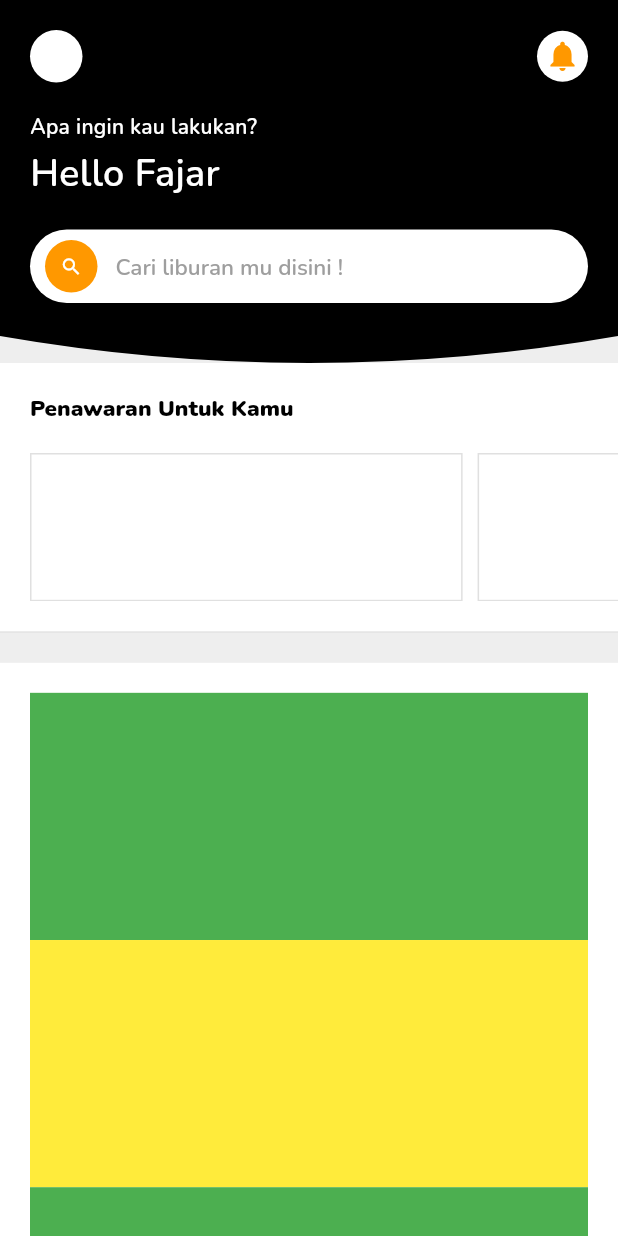
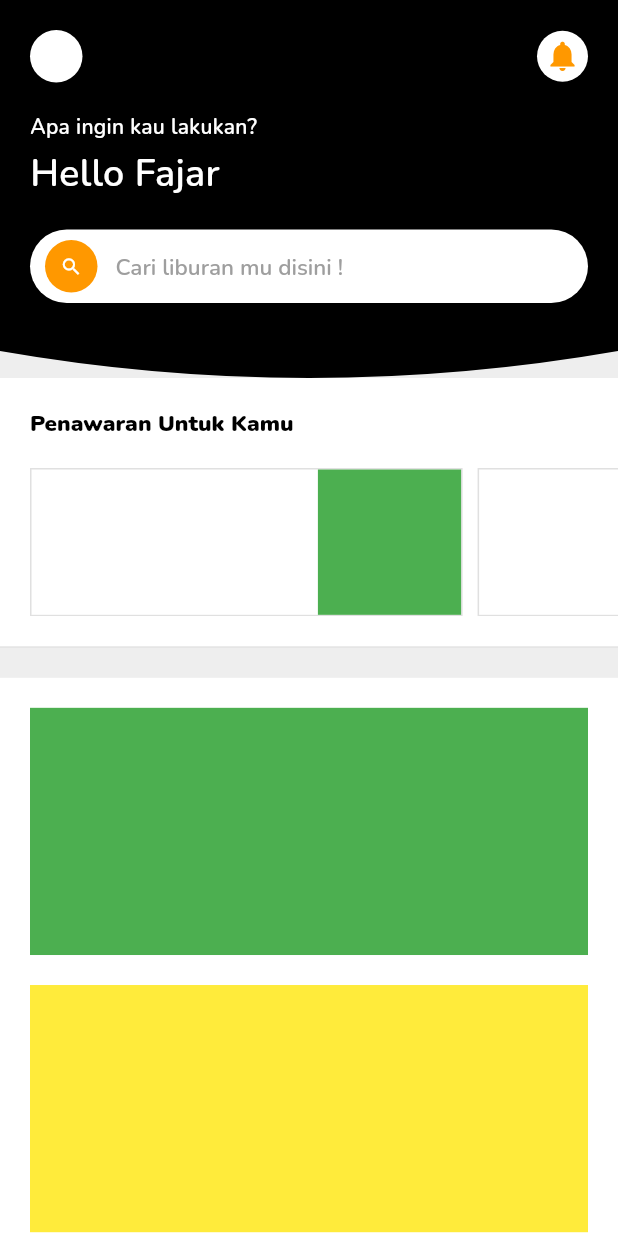
Before and after one commit to animusphere1/skripsi, a Flutter app: the screen it shows after launch, on a phone screen of 412 x 824 dp. Run offline on Flutter 3.47's test engine with Material 2 defaults, Android fonts, the phone set to English and light mode, and no system bars; our stand-ins replace get, google_fonts; missing offline and left inert: midtrans_sdk.

Commit message:
add lagi

```diff
--- a/mobile/mobile/lib/ui/page/home/home.dart
+++ b/mobile/mobile/lib/ui/page/home/home.dart
@@ -66,23 +66,40 @@ class HomePage extends StatelessWidget {
                                 color: Colors.grey.shade300,
                               ),
                             ),
+                            child: Row(
+                              children: [
+                                Expanded(
+                                  flex: 2,
+                                  child: Container(),
+                                ),
+                                Expanded(
+                                  flex: 1,
+                                  child: Container(
+                                    decoration: BoxDecoration(
+                                        color: index.isEven
+                                            ? Colors.green
+                                            : Colors.yellow),
+                                  ),
+                                ),
+                              ],
+                            ),
                           ),
                         ),
                       ),
                     ],
                   ),
                 ),
-                SizedBox(
+                const SizedBox(
                   height: 20,
                 ),
                 Container(
                   color: Colors.white,
-                  padding: EdgeInsets.symmetric(
+                  padding: const EdgeInsets.symmetric(
                     horizontal: 20,
                     vertical: 20,
                   ),
                   child: ListView(
-                    physics: NeverScrollableScrollPhysics(),
+                    physics: const NeverScrollableScrollPhysics(),
                     shrinkWrap: true,
                     children: [
                       ...List.generate(
@@ -90,6 +107,7 @@ class HomePage extends StatelessWidget {
                         (index) => Container(
                           height: heightSize(context) * 0.2,
                           color: index.isEven ? Colors.green : Colors.yellow,
+                          margin: EdgeInsets.only(bottom: 20),
                         ),
                       )
                     ],
@@ -111,7 +129,7 @@ class HomePage extends StatelessWidget {
           left: 20,
           right: 20,
           top: 20,
-          bottom: 40,
+          bottom: 50,
         ),
         decoration: BoxDecoration(
           color: Theme.of(context).cardColor,
```
Also changed, not shown: 1 other file.
